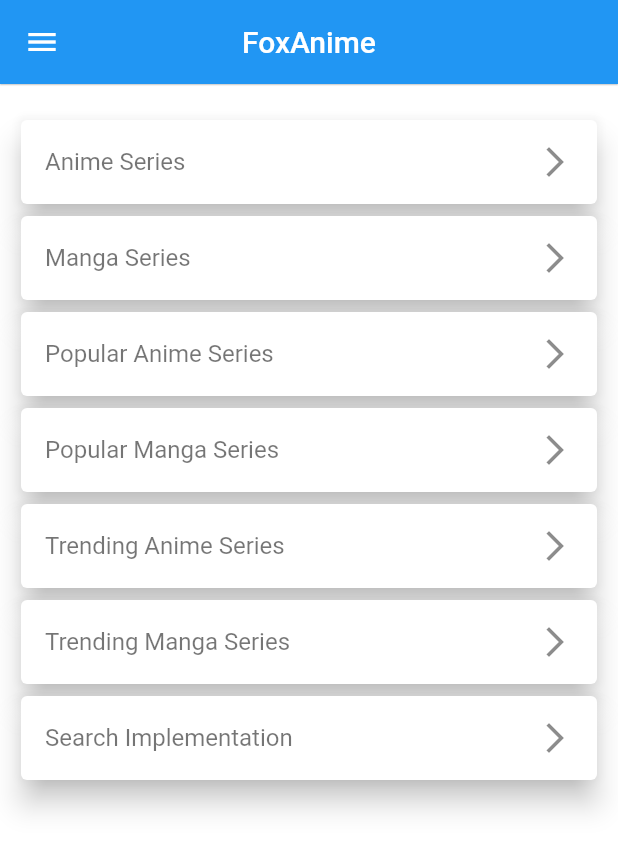
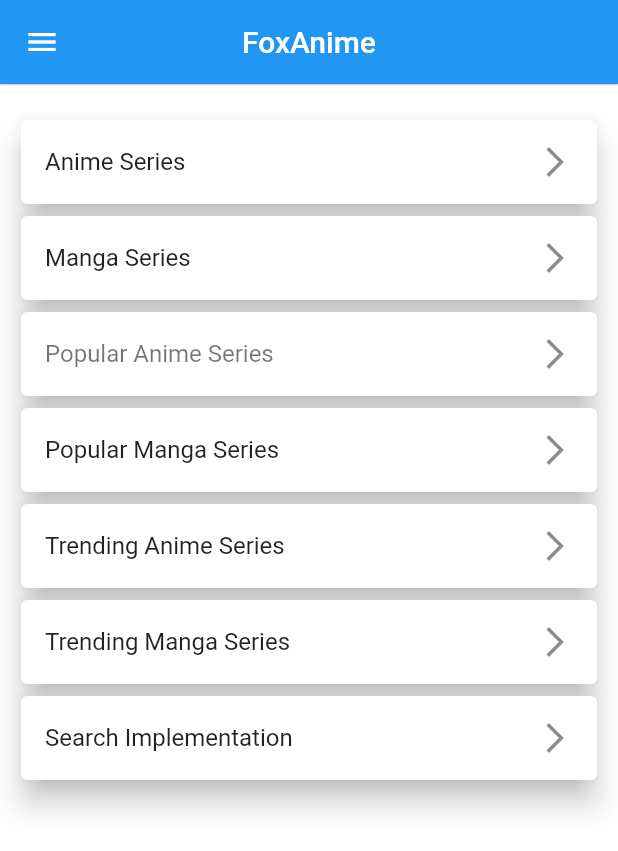
Before and after one commit to H3inAK/AnimeApp, a Flutter app: the screen it shows after launch, on a phone screen of 412 x 824 dp. Shown: the top 851 px of the screen. Run offline on Flutter 3.47's test engine with Material 2 defaults, Android fonts, the phone set to English and light mode, and no system bars; our stand-ins replace animated_theme_switcher, flutter_rating_bar, shared_preferences.

```diff
--- a/lib/screens/home_screen.dart
+++ b/lib/screens/home_screen.dart
@@ -1,15 +1,12 @@
 import 'package:flutter/cupertino.dart';
 import 'package:flutter/material.dart';
-import 'package:flutter/scheduler.dart' show timeDilation;
 import 'package:animated_theme_switcher/animated_theme_switcher.dart';
-import 'package:movieapp/providers/movie_items_provider.dart';
-import 'package:movieapp/tests/search.dart';
-import 'package:provider/provider.dart';
 
 import '../themes/theme_service.dart';
-import '../tests/test_api.dart';
-import '../tests/test_page.dart';
-import '../tests/trending_series.dart';
+import './search_screen.dart';
+import './all_movie_series.dart';
+import './popular_movie_series.dart';
+import './trending_series.dart';
 
 class HomeScreen extends StatefulWidget {
   HomeScreen({Key key}) : super(key: key);
@@ -42,9 +39,7 @@ class _HomeScreenState extends State<HomeScreen> {
                           var service = await ThemeService.instance
                             ..save(themeName);
                           var theme = service.getByName(themeName);
-                          setState(() {
-                            timeDilation = 3.0;
-                          });
+
                           ThemeSwitcher.of(context).changeTheme(
                             theme: theme,
                             reverseAnimation:
@@ -53,9 +48,6 @@ class _HomeScreenState extends State<HomeScreen> {
                                     ? true
                                     : false,
                           );
-                          setState(() {
-                            timeDilation = 1.0;
-                          });
                         },
                         icon: ThemeProvider.of(context).brightness ==
                                 Brightness.dark
@@ -87,7 +79,7 @@ class _HomeScreenState extends State<HomeScreen> {
                 onTap: () {
                   Navigator.of(context).push(
                     CupertinoPageRoute(
-                      builder: (ctx) => TestScreen("Anime"),
+                      builder: (ctx) => AllMovieSeriesScreen("Anime"),
                     ),
                   );
                 },
@@ -96,10 +88,6 @@ class _HomeScreenState extends State<HomeScreen> {
                 ),
                 title: Text(
                   "Anime Series",
-                  style: TextStyle(
-                    color: Colors.black54,
-                    // fontSize: 18,
-                  ),
                 ),
                 trailing: Icon(Icons.arrow_forward_ios),
               ),
@@ -110,7 +98,7 @@ class _HomeScreenState extends State<HomeScreen> {
                 onTap: () {
                   Navigator.of(context).push(
                     CupertinoPageRoute(
-                      builder: (ctx) => TestScreen("Manga"),
+                      builder: (ctx) => AllMovieSeriesScreen("Manga"),
                     ),
                   );
                 },
@@ -119,10 +107,6 @@ class _HomeScreenState extends State<HomeScreen> {
                 ),
                 title: Text(
                   "Manga Series",
-                  style: TextStyle(
-                    color: Colors.black54,
-                    // fontSize: 18,
-                  ),
                 ),
                 trailing: Icon(Icons.arrow_forward_ios),
               ),
@@ -133,7 +117,7 @@ class _HomeScreenState extends State<HomeScreen> {
                 onTap: () {
                   Navigator.of(context).push(
                     CupertinoPageRoute(
-                      builder: (ctx) => TestPage("Anime"),
+                      builder: (ctx) => PopularMovieSeries("Anime"),
                     ),
                   );
                 },
@@ -153,16 +137,12 @@ class _HomeScreenState extends State<HomeScreen> {
                 onTap: () {
                   Navigator.of(context).push(
                     CupertinoPageRoute(
-                      builder: (ctx) => TestPage("Manga"),
+                      builder: (ctx) => PopularMovieSeries("Manga"),
                     ),
                   );
                 },
                 title: Text(
                   "Popular Manga Series",
-                  style: TextStyle(
-                    color: Colors.black54,
-                    // fontSize: 18,
-                  ),
                 ),
                 trailing: Icon(Icons.arrow_forward_ios),
               ),
@@ -179,10 +159,6 @@ class _HomeScreenState extends State<HomeScreen> {
                 },
                 title: Text(
                   "Trending Anime Series",
-                  style: TextStyle(
-                    color: Colors.black54,
-                    // fontSize: 18,
-                  ),
                 ),
                 trailing: Icon(Icons.arrow_forward_ios),
               ),
@@ -199,10 +175,6 @@ class _HomeScreenState extends State<HomeScreen> {
                 },
                 title: Text(
                   "Trending Manga Series",
-                  style: TextStyle(
-                    color: Colors.black54,
-                    // fontSize: 18,
-                  ),
                 ),
                 trailing: Icon(Icons.arrow_forward_ios),
               ),
@@ -219,21 +191,10 @@ class _HomeScreenState extends State<HomeScreen> {
                 },
                 title: Text(
                   "Search Implementation",
-                  style: TextStyle(
-                    color: Colors.black54,
-                    // fontSize: 18,
-                  ),
                 ),
                 trailing: Icon(Icons.arrow_forward_ios),
               ),
             ),
-            // OutlineButton(
-            //   onPressed: () {
-            //     Provider.of<MovieItemsProvider>(context, listen: false)
-            //         .searchAndSetSeries("attack on");
-            //   },
-            //   child: Text("test api"),
-            // ),
           ],
         ),
       ),
--- a/lib/screens/movie_details.dart
+++ b/lib/screens/movie_details.dart
@@ -1,9 +1,10 @@
 import 'package:flutter/material.dart';
 import 'package:flutter_rating_bar/flutter_rating_bar.dart';
 import 'package:intl/intl.dart';
-import 'package:movieapp/providers/movie_items_provider.dart';
 import 'package:provider/provider.dart';
 import 'package:url_launcher/url_launcher.dart';
+
+import '../providers/movie_items_provider.dart';
 
 class MovieDetailsScreen extends StatelessWidget {
   final String movieId;
--- a/lib/themes/theme_config.dart
+++ b/lib/themes/theme_config.dart
@@ -2,7 +2,6 @@ import 'package:flutter/material.dart';
 
 ThemeData lightTheme = ThemeData.light().copyWith(
   primaryColor: Colors.pinkAccent,
-  // accentColor: Colors.black87,
   scaffoldBackgroundColor: Colors.white,
   appBarTheme: AppBarTheme(
     elevation: 0.4,
@@ -11,35 +10,7 @@ ThemeData lightTheme = ThemeData.light().copyWith(
 
 ThemeData darkTheme = ThemeData.dark();
 
-ThemeData pinkTheme = lightTheme.copyWith(
-  primaryColor: Color(0xFFF49FB6),
-  scaffoldBackgroundColor: Color(0xFFFAF8F0),
-  // floatingActionButtonTheme: FloatingActionButtonThemeData(
-  //   foregroundColor: Color(0xFF24737c),
-  //   backgroundColor: Color(0xFFA6E0DE),
-  // ),
-  // textTheme: TextTheme(
-  //   bodyText1: TextStyle(
-  //     color: Colors.red,
-  //   ),
-  // ),
-);
-
-ThemeData halloweenTheme = lightTheme.copyWith(
-  primaryColor: Color(0xFF55705A),
-  scaffoldBackgroundColor: Color(0xFFE48873),
-  // floatingActionButtonTheme: FloatingActionButtonThemeData(
-  //   foregroundColor: Color(0xFFea8e71),
-  //   backgroundColor: Color(0xFF2b2119),
-  // ),
-);
-
 ThemeData darkBlueTheme = darkTheme.copyWith(
   primaryColor: Color(0xFF1E1E2C),
   scaffoldBackgroundColor: Color(0xFF2D2D44),
-  // textTheme: TextTheme(
-  //   bodyText1: TextStyle(
-  //     color: Color(0xFF33E1Ed),
-  //   ),
-  // ),
 );
--- a/lib/themes/theme_service.dart
+++ b/lib/themes/theme_service.dart
@@ -19,9 +19,7 @@ class ThemeService {
   final allThemes = <String, ThemeData>{
     'dark': darkTheme,
     'light': lightTheme,
-    'pink': pinkTheme,
     'darkBlue': darkBlueTheme,
-    'halloween': halloweenTheme,
   };
 
   get initial {
```
Also changed, not shown: lib/screens/all_movie_series.dart (renamed from lib/tests/test_api.dart, +4 -5 lines), lib/screens/popular_movie_series.dart (renamed from lib/tests/test_page.dart, +7 -7 lines), lib/screens/search_screen.dart (renamed from lib/tests/search.dart, +35 -2 lines), lib/screens/trending_series.dart (renamed from lib/tests/trending_series.dart).
